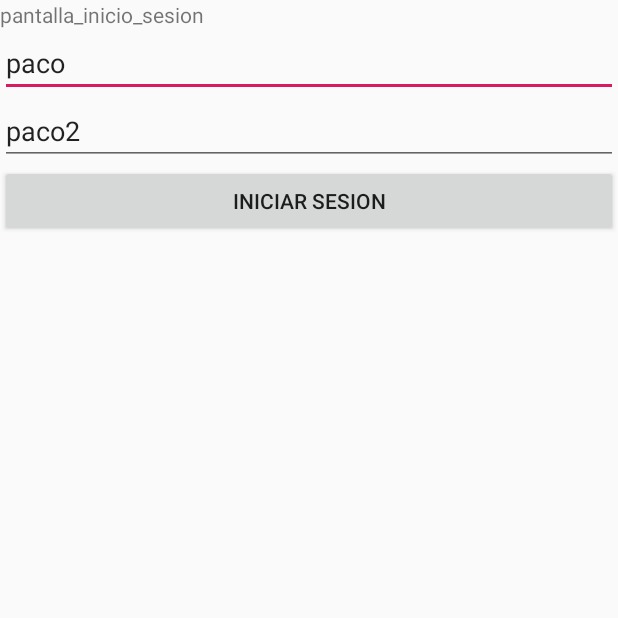
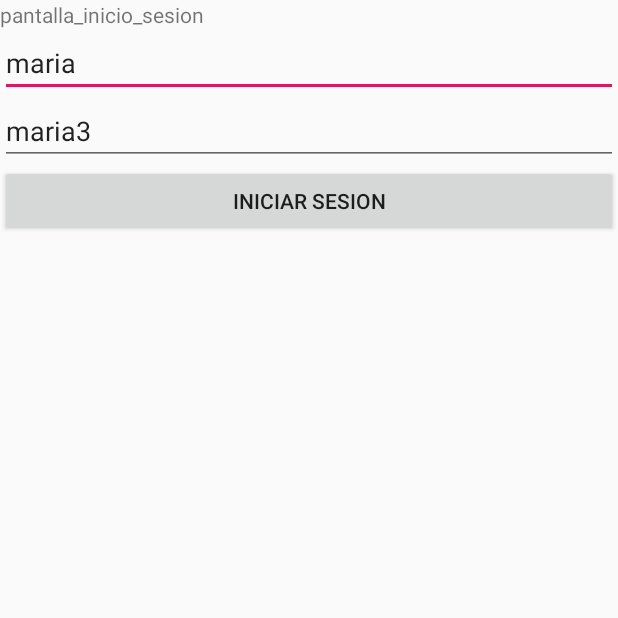
Before and after one commit to CmaDam2132020/Leon-Ocio, an Android app: the IniciarSesion screen opened directly, with no data from a screen before it, on a phone screen of 412 x 824 dp, the top half of it. Run offline under Robolectric (Android 15) with nearby library versions, the phone set to English and light mode, and no system bars; our stand-ins replace Volley.

Commit message:
Fase 3 finalizada (correcciones)

```diff
--- a/app/src/main/java/com/example/leonocio/IniciarSesion.java
+++ b/app/src/main/java/com/example/leonocio/IniciarSesion.java
@@ -84,11 +84,12 @@ public class IniciarSesion extends Activity {
                                         }
                                         GestorSesion gestor_sesion = new GestorSesion();
                                         gestor_sesion.iniciar_sesion(getApplicationContext(), idUsuario, nombre, pass, email, responsable);
-                                        text_view_inicar_sesion.setText("Encontrado");
+                                        Toast.makeText(getApplicationContext(),"Login con exito",Toast.LENGTH_SHORT).show();
                                         Intent intent_panel_busqueda = new Intent(getApplicationContext(), PanelBusqueda.class);
                                         startActivityForResult(intent_panel_busqueda, 2);
                                     } else {
-                                        text_view_inicar_sesion.setText("No encontrado");
+                                        Toast.makeText(getApplicationContext(),"Usuario o contraseña erroneos",Toast.LENGTH_SHORT).show();
+
                                     }
 
                                 } catch (JSONException e) {
--- a/app/src/main/res/layout/inicio_sesion.xml
+++ b/app/src/main/res/layout/inicio_sesion.xml
@@ -15,7 +15,7 @@
         android:layout_height="wrap_content"
         android:ems="10"
         android:inputType="textPersonName"
-        android:text="paco" />
+        android:text="maria" />
 
     <EditText
         android:id="@+id/edit_text_pass"
@@ -23,7 +23,7 @@
         android:layout_height="wrap_content"
         android:ems="10"
         android:inputType="textPersonName"
-        android:text="paco2" />
+        android:text="maria3" />
 
     <Button
         android:id="@+id/boton_iniciar_sesion_is"
```
